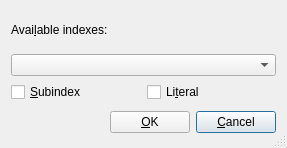
Qt form src/frontends/qt4/ui/PrintindexUi.ui (cburschka/lyx) before a commit.
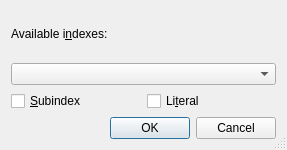
The same form after that commit.

Commit message: QDialogButtonBox for the remaining dialogs.

```diff
--- a/src/frontends/qt4/ui/PrintindexUi.ui
+++ b/src/frontends/qt4/ui/PrintindexUi.ui
@@ -7,7 +7,7 @@
     <x>0</x>
     <y>0</y>
     <width>287</width>
-    <height>148</height>
+    <height>150</height>
    </rect>
   </property>
   <property name="windowTitle">
@@ -37,7 +37,7 @@
      <item>
       <widget class="QLabel" name="indicesLA">
        <property name="text">
-        <string>Avai&amp;lable indexes:</string>
+        <string>Available i&amp;ndexes:</string>
        </property>
        <property name="buddy">
         <cstring>indicesCO</cstring>
@@ -78,41 +78,11 @@
     </layout>
    </item>
    <item row="2" column="0">
-    <layout class="QHBoxLayout" name="horizontalLayout">
-     <item>
-      <spacer>
-       <property name="orientation">
-        <enum>Qt::Horizontal</enum>
-       </property>
-       <property name="sizeHint" stdset="0">
-        <size>
-         <width>78</width>
-         <height>29</height>
-        </size>
-       </property>
-      </spacer>
-     </item>
-     <item>
-      <widget class="QPushButton" name="okPB">
-       <property name="text">
-        <string>&amp;OK</string>
-       </property>
-       <property name="default">
-        <bool>false</bool>
-       </property>
-      </widget>
-     </item>
-     <item>
-      <widget class="QPushButton" name="cancelPB">
-       <property name="text">
-        <string>&amp;Cancel</string>
-       </property>
-       <property name="default">
-        <bool>true</bool>
-       </property>
-      </widget>
-     </item>
-    </layout>
+    <widget class="QDialogButtonBox" name="buttonBox">
+     <property name="standardButtons">
+      <set>QDialogButtonBox::Cancel|QDialogButtonBox::Ok</set>
+     </property>
+    </widget>
    </item>
   </layout>
  </widget>
```
Left out of the diff: 2 changed lines with no effect on the pictures. The commit also changes 24 other files.
